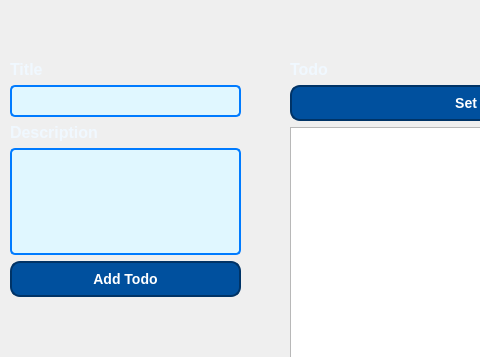
Above: ui/main.ui from vinhnt21/PTA_TodoApp before the change; both pictures show x 0 to 480 and y 0 to 357 of the 1202 by 700 pixel window. Below: the same form after it.
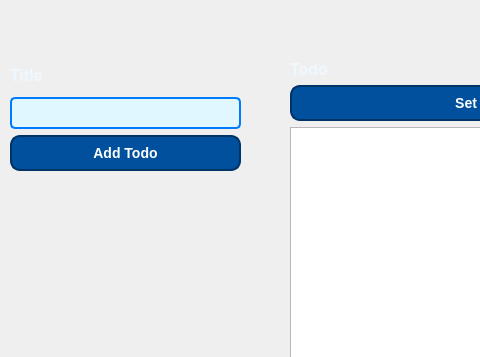
That is the form after the change.

Commit message: Remove description field from Todo model and update related methods; clean up UI by removing unused elements

Diff of the .ui file:
```diff
--- a/ui/main.ui
+++ b/ui/main.ui
@@ -129,7 +129,7 @@
       <x>10</x>
       <y>60</y>
       <width>231</width>
-      <height>237</height>
+      <height>111</height>
      </rect>
     </property>
     <layout class="QVBoxLayout" name="verticalLayout_3">
@@ -147,25 +147,6 @@
        </property>
       </widget>
      </item>
-     <item>
-      <widget class="QLabel" name="label_4">
-       <property name="text">
-        <string>Description</string>
-       </property>
-      </widget>
-     </item>
-     <item>
-      <widget class="QTextEdit" name="textEdit">
-       <property name="styleSheet">
-        <string notr="true">background-color: #E0F7FF; /* Light blue for contrast */
-    border: 2px solid #007BFF; /* Bright blue border */
-    border-radius: 5px;        /* Slightly rounded corners */
-    padding: 5px;              /* Padding inside the field */
-    color: #003366;            /* Dark text for readability */
-    font-size: 14px;</string>
-       </property>
-      </widget>
-     </item>
      <item>
       <widget class="QPushButton" name="btn_add_todo">
        <property name="text">
```
The commit also changes 10 other files.
